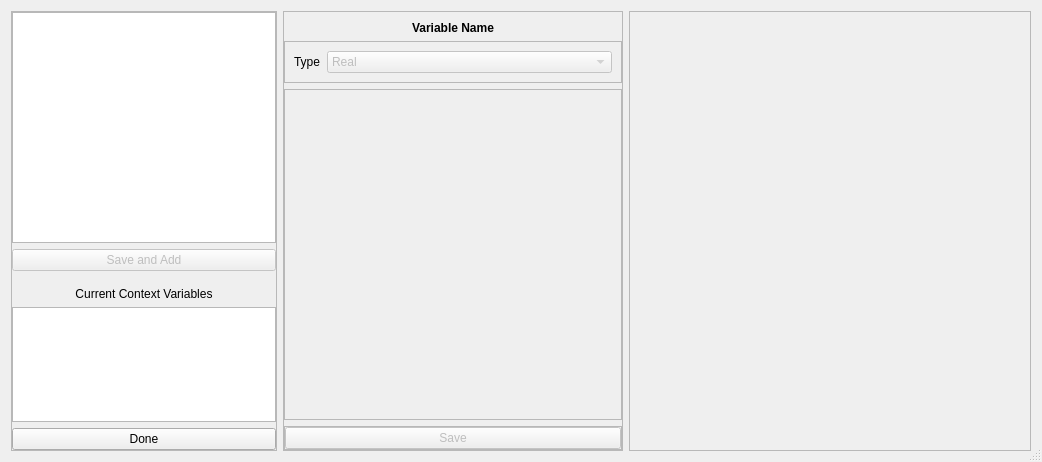
Before: the Qt Designer form braviz/interaction/qt_guis/context_variables_select.ui in diego0020/braviz-app, drawn with Qt 5.
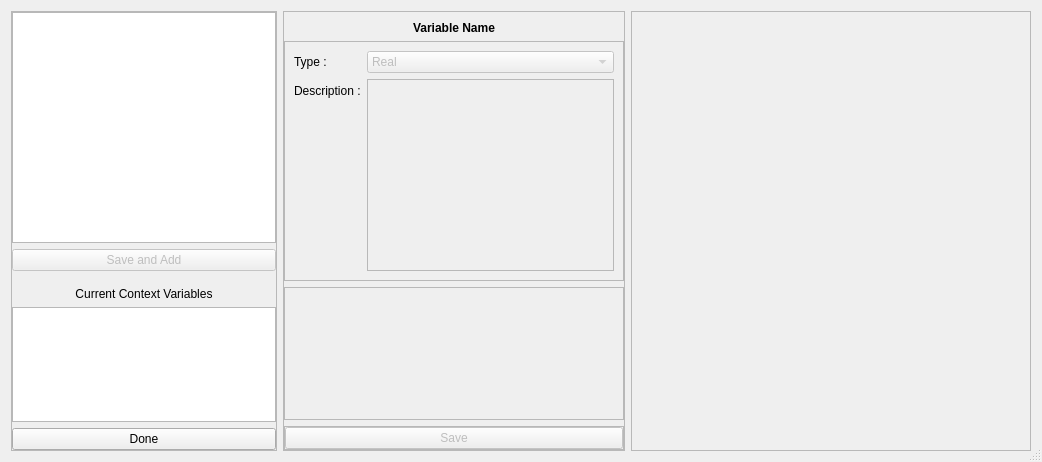
After: the same form once the commit is applied.

Commit message: Refactoring in database access from models and dialogs

```diff
--- a/braviz/interaction/qt_guis/context_variables_select.ui
+++ b/braviz/interaction/qt_guis/context_variables_select.ui
@@ -216,7 +216,10 @@
          <item row="0" column="0">
           <widget class="QLabel" name="label_2">
            <property name="text">
-            <string>Type</string>
+            <string>Type :</string>
+           </property>
+           <property name="buddy">
+            <cstring>var_type_combo</cstring>
            </property>
           </widget>
          </item>
@@ -237,6 +240,20 @@
            </item>
           </widget>
          </item>
+         <item row="1" column="0">
+          <widget class="QLabel" name="label_3">
+           <property name="text">
+            <string>Description :</string>
+           </property>
+          </widget>
+         </item>
+         <item row="1" column="1">
+          <widget class="QPlainTextEdit" name="var_description">
+           <property name="enabled">
+            <bool>false</bool>
+           </property>
+          </widget>
+         </item>
         </layout>
        </widget>
       </item>
```
The commit also changes 6 other files.
